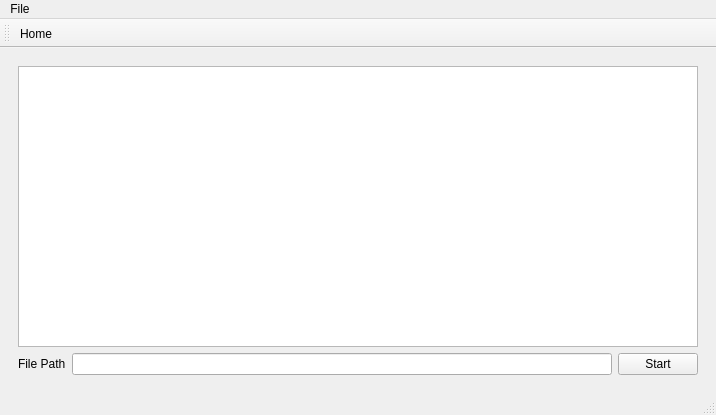
First picture: the form in mainwindow.ui, repository Tokyo-MQP-2024/IgniteCV, before the edit.
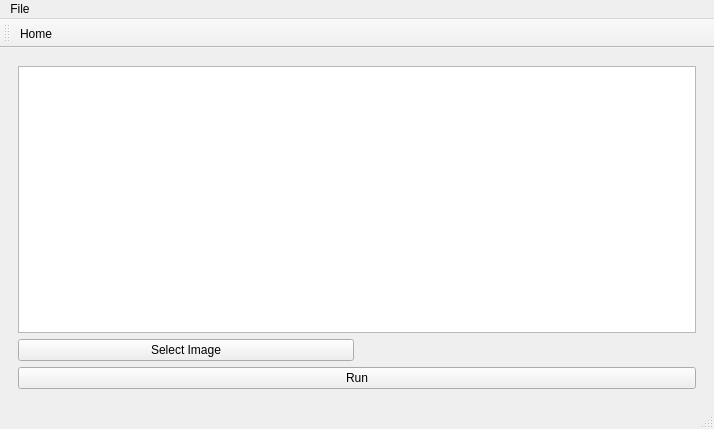
Second picture: the form after the edit. The open tabs and pages were chosen to show the change. Icons and pictures are not drawn.

Diff of the .ui file:
```diff
--- a/mainwindow.ui
+++ b/mainwindow.ui
@@ -6,8 +6,8 @@
    <rect>
     <x>0</x>
     <y>0</y>
-    <width>716</width>
-    <height>415</height>
+    <width>714</width>
+    <height>429</height>
    </rect>
   </property>
   <property name="windowTitle">
@@ -15,7 +15,7 @@
   </property>
   <widget class="QWidget" name="centralwidget">
    <layout class="QGridLayout" name="gridLayout">
-    <item row="0" column="1">
+    <item row="1" column="0">
      <widget class="QStackedWidget" name="stackedWidget">
       <property name="currentIndex">
        <number>2</number>
@@ -242,6 +242,48 @@
         </item>
        </layout>
       </widget>
+      <widget class="QWidget" name="calculateWidth">
+       <layout class="QGridLayout" name="gridLayout_6">
+        <item row="1" column="0">
+         <layout class="QHBoxLayout" name="horizontalLayout_5">
+          <item>
+           <widget class="QPushButton" name="pushButton_6">
+            <property name="text">
+             <string>Select Image</string>
+            </property>
+           </widget>
+          </item>
+          <item>
+           <widget class="QLabel" name="label_5">
+            <property name="text">
+             <string/>
+            </property>
+           </widget>
+          </item>
+         </layout>
+        </item>
+        <item row="4" column="0">
+         <widget class="QPushButton" name="pushButton_7">
+          <property name="text">
+           <string>Run</string>
+          </property>
+         </widget>
+        </item>
+        <item row="0" column="0">
+         <widget class="QGraphicsView" name="graphicsView_2">
+          <property name="foregroundBrush">
+           <brush brushstyle="NoBrush">
+            <color alpha="255">
+             <red>0</red>
+             <green>0</green>
+             <blue>0</blue>
+            </color>
+           </brush>
+          </property>
+         </widget>
+        </item>
+       </layout>
+      </widget>
       <widget class="QWidget" name="video_unused">
        <layout class="QGridLayout" name="gridLayout_2">
         <item row="0" column="0">
@@ -283,7 +325,7 @@
     <rect>
      <x>0</x>
      <y>0</y>
-     <width>716</width>
+     <width>714</width>
      <height>20</height>
     </rect>
    </property>
```
Left out of the diff: 63 changed lines with no effect on the pictures.
